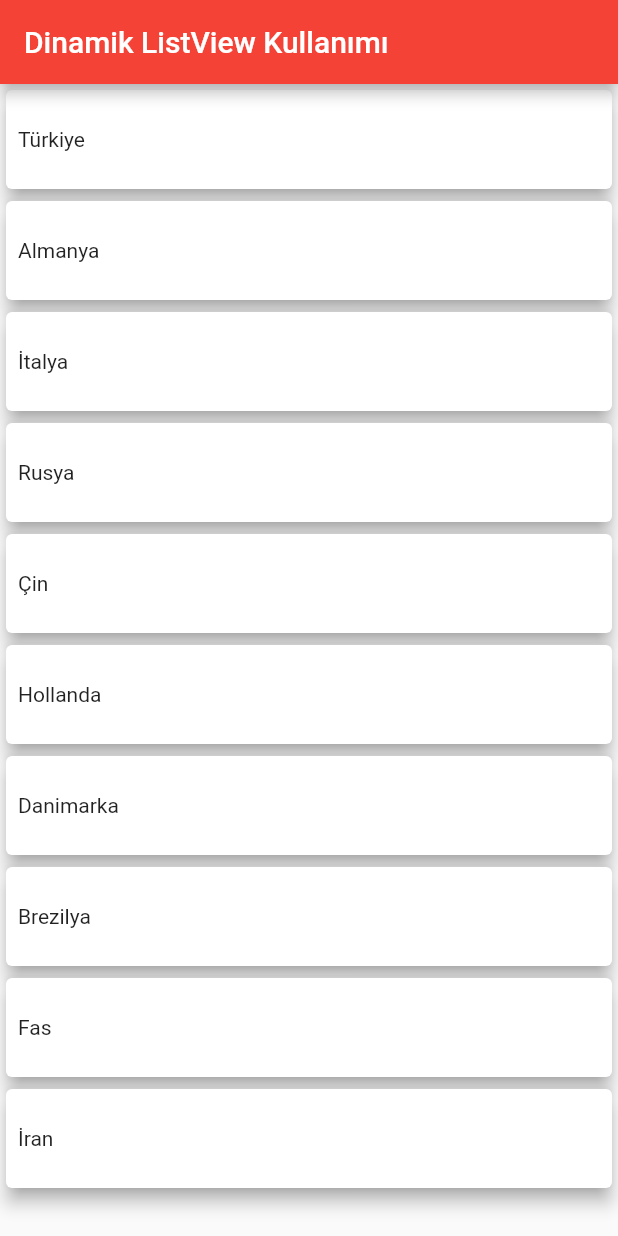
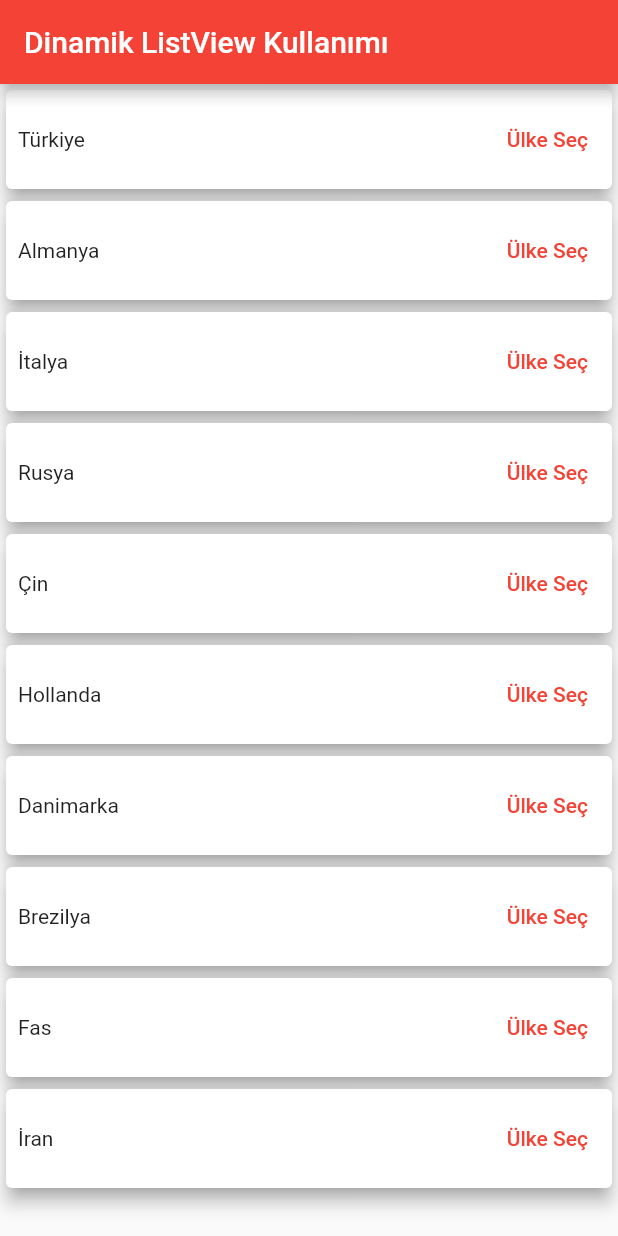
Before and after one commit to ahmtcylnn/flutter_begin, a Flutter app: the screen it shows after launch, on a phone screen of 412 x 824 dp. Run offline on Flutter 3.47's test engine with Material 2 defaults, Android fonts, the phone set to English and light mode, and no system bars.

Commit message:
OnTap for ListView

```diff
--- a/lib/DinamicListView.dart
+++ b/lib/DinamicListView.dart
@@ -30,7 +30,11 @@ class _DinamicListViewState extends State<DinamicListView> {
         body: ListView.builder(
           itemCount: ulkeler.length,
           itemBuilder: (context, indeks) {
-            return Card(
+            return GestureDetector(
+              onTap: () {
+                print("${ulkeler[indeks]} seçildi.");
+              },
+              child: Card(
                 shadowColor: Colors.grey,
                 elevation: 5.0,
                 child: Padding(
@@ -39,8 +43,25 @@ class _DinamicListViewState extends State<DinamicListView> {
                     height: 50,
                     child: Row(
                       children: [
-                      Text(ulkeler[indeks]),
+                        GestureDetector(
+                            onTap: () {
+                              print("Text ile ${ulkeler[indeks]} seçildi.");
+                            },
+                            child: Text(ulkeler[indeks])),
+                        const Spacer(),
+                        TextButton(
+                          // ignore: sort_child_properties_last
+                          child: const Text(
+                            "Ülke Seç",
+                            style: TextStyle(color: Colors.red),
+                          ),
+
+                          onPressed: (() {
+                            print("Buton ile ${ulkeler[indeks]} seçildi.");
+                          }),
+                        ),
                       ],
+                    ),
                   ),
                 ),
               ),
```
Also changed, not shown: lib/SbtGridViewKullanimi.dart (+9 -12 lines). Lines whose indentation alone changed are shown as unchanged.
